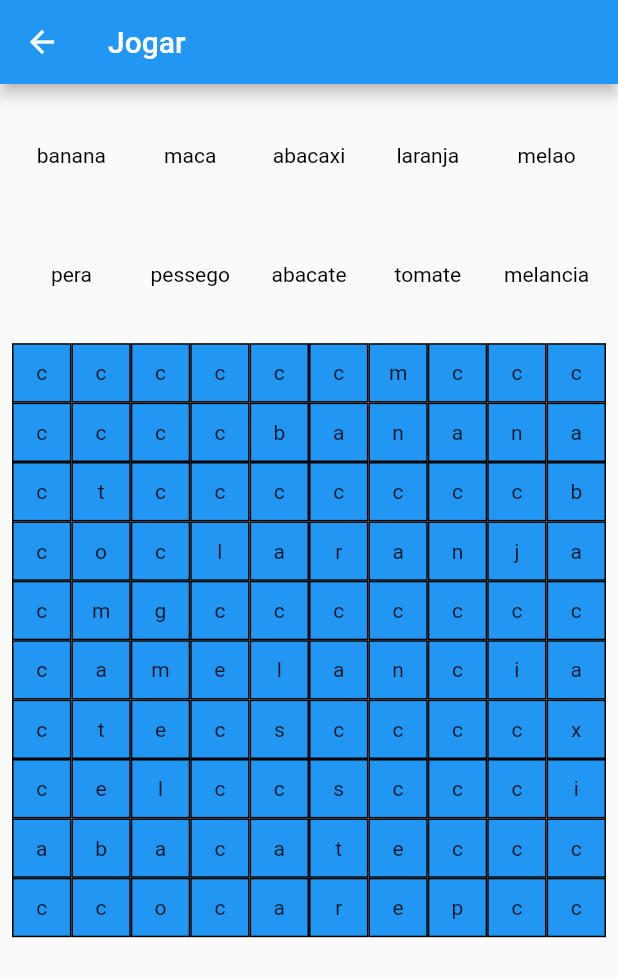
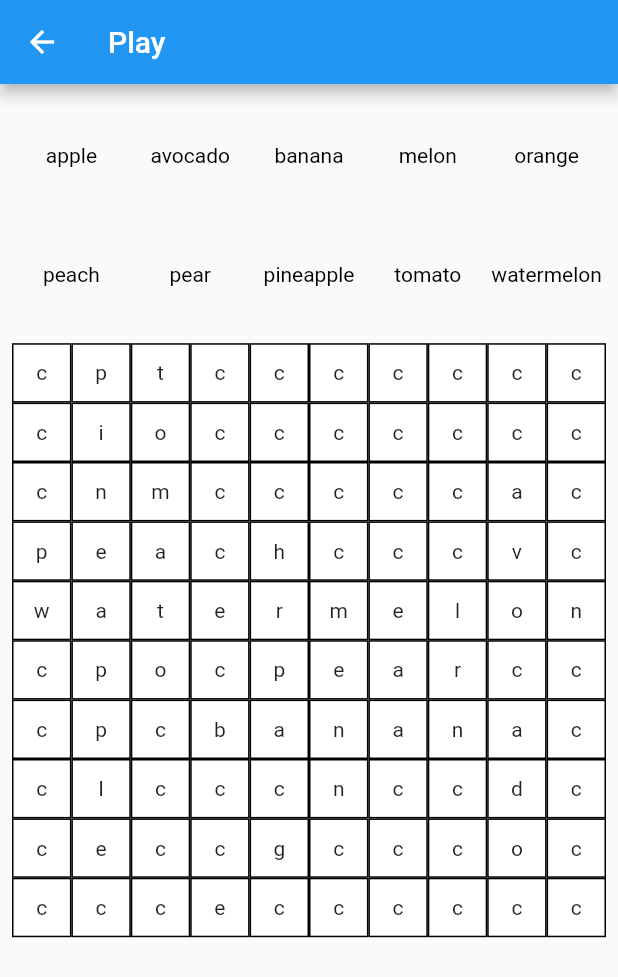
Before and after one commit to mariano-filipe/flutter-hunting-words, a Flutter app: the PlayPage screen opened by its route, on a phone screen of 412 x 824 dp. Shown: the top 977 px of the screen. Run offline on Flutter 3.47's test engine with Material 2 defaults, Android fonts, the phone set to English and light mode, and no system bars.

Commit message:
Translate strings to English and change theme

```diff
--- a/lib/pages/home.dart
+++ b/lib/pages/home.dart
@@ -21,10 +21,10 @@ class _HomePageState extends State<HomePage> {
           mainAxisAlignment: MainAxisAlignment.center,
           crossAxisAlignment: CrossAxisAlignment.center,
           children: <Widget>[
-            const Text("Caça Palavras"),
+            const Text("Hunting Words"),
             RaisedButton(
               onPressed: () => Navigator.of(context).pushNamed('/play'),
-              child: const Text('Jogar'),
+              child: const Text('Play'),
             )
           ],
         ),
--- a/lib/pages/play.dart
+++ b/lib/pages/play.dart
@@ -10,16 +10,16 @@ class PlayPage extends StatefulWidget {
 
 class _PlayPageState extends State<PlayPage> {
   final gameWords = [
+    "apple",
+    "avocado",
     "banana",
-    "maca",
-    "abacaxi",
-    "laranja",
-    "melao",
-    "pera",
-    "pessego",
-    "abacate",
-    "tomate",
-    "melancia",
+    "melon",
+    "orange",
+    "peach",
+    "pear",
+    "pineapple",
+    "tomato",
+    "watermelon",
   ];
   List<int> hitWordIndexes = [];
 
@@ -47,15 +47,15 @@ class _PlayPageState extends State<PlayPage> {
         context: context,
         barrierDismissible: false,
         builder: (_) => AlertDialog(
-          title: Text("Parabéns!"),
-          content: Text("Você encontrou todas as palavras."),
+          title: Text("Way to Go!"),
+          content: Text("You found all the words."),
           actions: [
             FlatButton(
-              child: Text("Início"),
+              child: Text("Home"),
               onPressed: () => onHomeAction(context),
             ),
             FlatButton(
-              child: Text("Novo Jogo"),
+              child: Text("New Game"),
               onPressed: () => onNewGameAction(context),
             ),
           ],
@@ -69,10 +69,9 @@ class _PlayPageState extends State<PlayPage> {
     final size = MediaQuery.of(context).size;
     final boardWidth = size.width;
     final boardHeight = 0.5 * size.height;
-    print("[PlayPage] Board(width=$boardWidth, height=$boardHeight)");
 
     return Scaffold(
-      appBar: AppBar(title: Text('Jogar')),
+      appBar: AppBar(title: Text('Play')),
       body: SizedBox.expand(
         child: Padding(
           padding: const EdgeInsets.all(8.0),
--- a/lib/widgets/board.dart
+++ b/lib/widgets/board.dart
@@ -191,21 +191,21 @@ class BoardLetter extends StatelessWidget {
     Key key,
   }) : super(key: key);
 
-  Color get color {
+  Color getColor(BuildContext context) {
     if (isSelected) {
-      return Colors.pink;
+      return Theme.of(context).primaryColor;
     }
     if (isHit) {
-      return Colors.orange;
+      return Theme.of(context).accentColor;
     }
-    return Colors.blue;
+    return Colors.white;
   }
 
   @override
   Widget build(BuildContext context) {
     return Container(
       decoration: BoxDecoration(
-        color: color,
+        color: getColor(context),
         border: Border.all(width: 1),
       ),
       child: Center(child: Text(letter)),
```
Also changed, not shown: lib/main.dart (+5 -3 lines).
